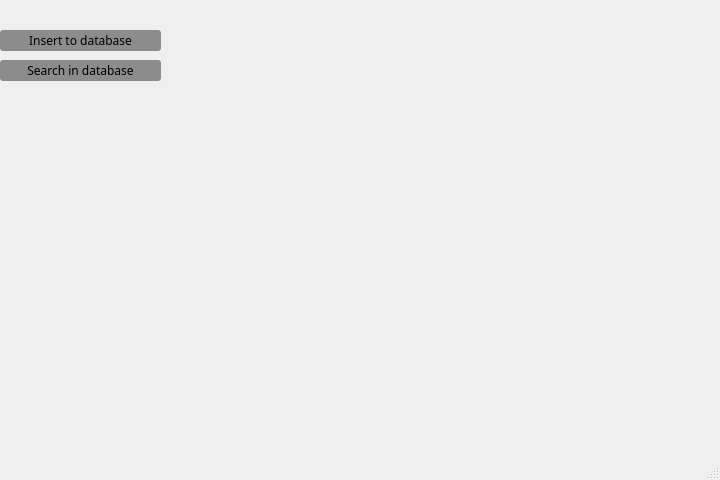
yallknows/system, file mainwindow.ui: the form before one commit.
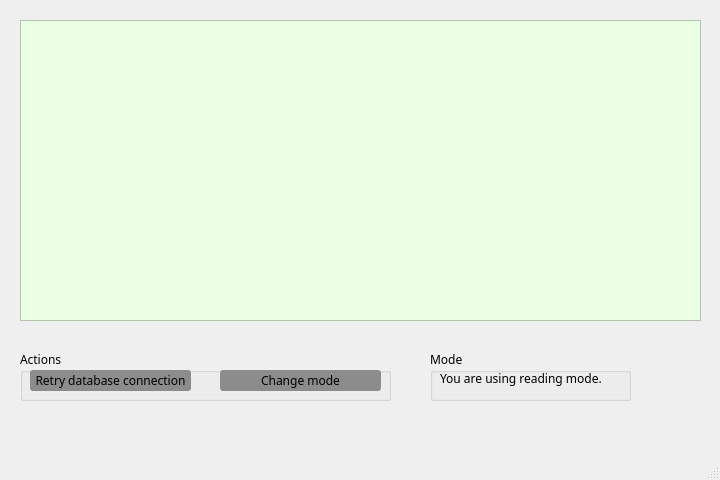
The form after the commit. Icons and pictures are not drawn.

Commit message: Added viewing and editing database

Diff of the .ui file:
```diff
--- a/mainwindow.ui
+++ b/mainwindow.ui
@@ -45,24 +45,30 @@
 	border-image: url(:/images/src/img/statusbar_mainwindow.jpg);
 }
 
-#pushButton_insert_to_database
+#tableView_data_from_database
+{
+	
+	background-color:rgb(234, 255, 228);
+}
+
+#pushButton_retry_database_connection
 {
 	border-radius:3px;
 	background-color:rgb(140, 140, 140);
 }
 
-#pushButton_insert_to_database:hover
+#pushButton_retry_database_connection:hover
 {
 	background-color:rgb(30, 170, 145);
 }
 
-#pushButton_search_in_database
+#pushButton_change_mode
 {
 	border-radius:3px;
 	background-color:rgb(140, 140, 140);
 }
 
-#pushButton_search_in_database:hover
+#pushButton_change_mode:hover
 {
 	background-color:rgb(30, 170, 145);
 }
@@ -80,13 +86,13 @@
    <property name="styleSheet">
     <string notr="true"/>
    </property>
-   <widget class="QPushButton" name="pushButton_insert_to_database">
+   <widget class="QTableView" name="tableView_data_from_database">
     <property name="geometry">
      <rect>
-      <x>0</x>
-      <y>30</y>
-      <width>161</width>
-      <height>21</height>
+      <x>20</x>
+      <y>20</y>
+      <width>681</width>
+      <height>301</height>
      </rect>
     </property>
     <property name="font">
@@ -94,17 +100,68 @@
       <family>Franklin Gothic Medium</family>
      </font>
     </property>
-    <property name="text">
-     <string>Insert to database</string>
+   </widget>
+   <widget class="QGroupBox" name="groupBox_actions">
+    <property name="geometry">
+     <rect>
+      <x>20</x>
+      <y>350</y>
+      <width>371</width>
+      <height>51</height>
+     </rect>
     </property>
+    <property name="font">
+     <font>
+      <family>Franklin Gothic Medium</family>
+     </font>
+    </property>
+    <property name="title">
+     <string>Actions</string>
+    </property>
+    <widget class="QPushButton" name="pushButton_retry_database_connection">
+     <property name="geometry">
+      <rect>
+       <x>10</x>
+       <y>20</y>
+       <width>161</width>
+       <height>21</height>
+      </rect>
+     </property>
+     <property name="font">
+      <font>
+       <family>Franklin Gothic Medium</family>
+      </font>
+     </property>
+     <property name="text">
+      <string>Retry database connection</string>
+     </property>
+    </widget>
+    <widget class="QPushButton" name="pushButton_change_mode">
+     <property name="geometry">
+      <rect>
+       <x>200</x>
+       <y>20</y>
+       <width>161</width>
+       <height>21</height>
+      </rect>
+     </property>
+     <property name="font">
+      <font>
+       <family>Franklin Gothic Medium</family>
+      </font>
+     </property>
+     <property name="text">
+      <string>Change mode</string>
+     </property>
+    </widget>
    </widget>
-   <widget class="QPushButton" name="pushButton_search_in_database">
+   <widget class="QGroupBox" name="groupBox_mode">
     <property name="geometry">
      <rect>
-      <x>0</x>
-      <y>60</y>
-      <width>161</width>
-      <height>21</height>
+      <x>430</x>
+      <y>350</y>
+      <width>201</width>
+      <height>51</height>
      </rect>
     </property>
     <property name="font">
@@ -112,9 +169,28 @@
       <family>Franklin Gothic Medium</family>
      </font>
     </property>
-    <property name="text">
-     <string>Search in database</string>
+    <property name="title">
+     <string>Mode</string>
     </property>
+    <widget class="QLabel" name="label_current_mode">
+     <property name="geometry">
+      <rect>
+       <x>10</x>
+       <y>20</y>
+       <width>161</width>
+       <height>16</height>
+      </rect>
+     </property>
+     <property name="font">
+      <font>
+       <family>Franklin Gothic Medium</family>
+       <pointsize>9</pointsize>
+      </font>
+     </property>
+     <property name="text">
+      <string>You are using reading mode.</string>
+     </property>
+    </widget>
    </widget>
   </widget>
   <widget class="QStatusBar" name="statusbar">
```
The commit also changes 5 other files.
